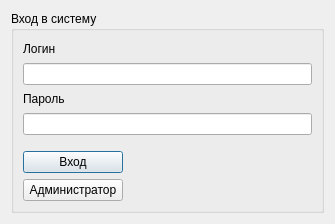
Qt form ui/authorizationwindow.ui (7enSmile/clientVKR) before a commit.
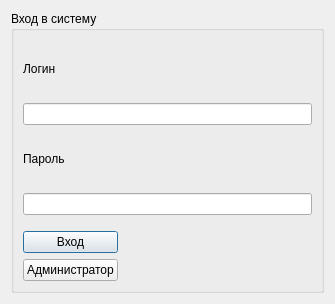
The same form after that commit.

Patch:
```diff
--- a/ui/authorizationwindow.ui
+++ b/ui/authorizationwindow.ui
@@ -7,7 +7,7 @@
     <x>0</x>
     <y>0</y>
     <width>335</width>
-    <height>224</height>
+    <height>304</height>
    </rect>
   </property>
   <property name="windowTitle">
@@ -73,12 +73,14 @@
        </spacer>
       </item>
       <item>
+       <layout class="QHBoxLayout" name="horizontalLayout_2">
+        <item>
        <layout class="QVBoxLayout" name="verticalLayout_6">
         <item>
          <widget class="QPushButton" name="pushButtonEnter">
           <property name="maximumSize">
            <size>
-            <width>100</width>
+              <width>16777215</width>
             <height>16777215</height>
            </size>
           </property>
@@ -91,7 +93,7 @@
          <widget class="QPushButton" name="pushButtonAdministator">
           <property name="maximumSize">
            <size>
-            <width>100</width>
+              <width>16777215</width>
             <height>16777215</height>
            </size>
           </property>
@@ -99,6 +101,21 @@
            <string>Админиcтратор</string>
           </property>
          </widget>
+          </item>
+         </layout>
+        </item>
+        <item>
+         <spacer name="horizontalSpacer">
+          <property name="orientation">
+           <enum>Qt::Horizontal</enum>
+          </property>
+          <property name="sizeHint" stdset="0">
+           <size>
+            <width>40</width>
+            <height>20</height>
+           </size>
+          </property>
+         </spacer>
         </item>
        </layout>
       </item>
```
Lines whose indentation alone changed are shown as unchanged.
